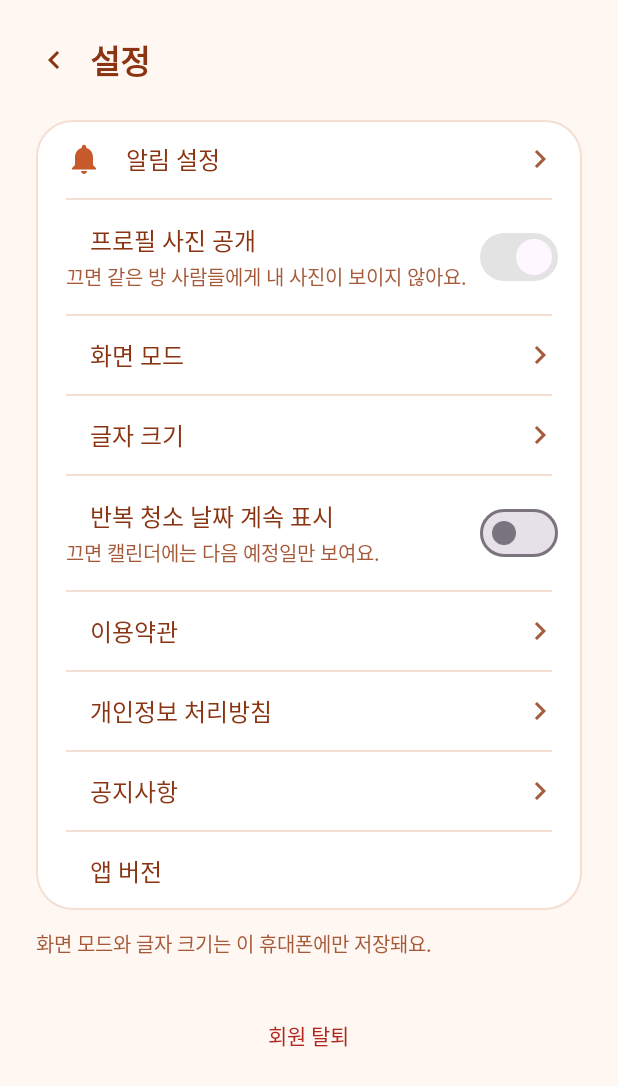
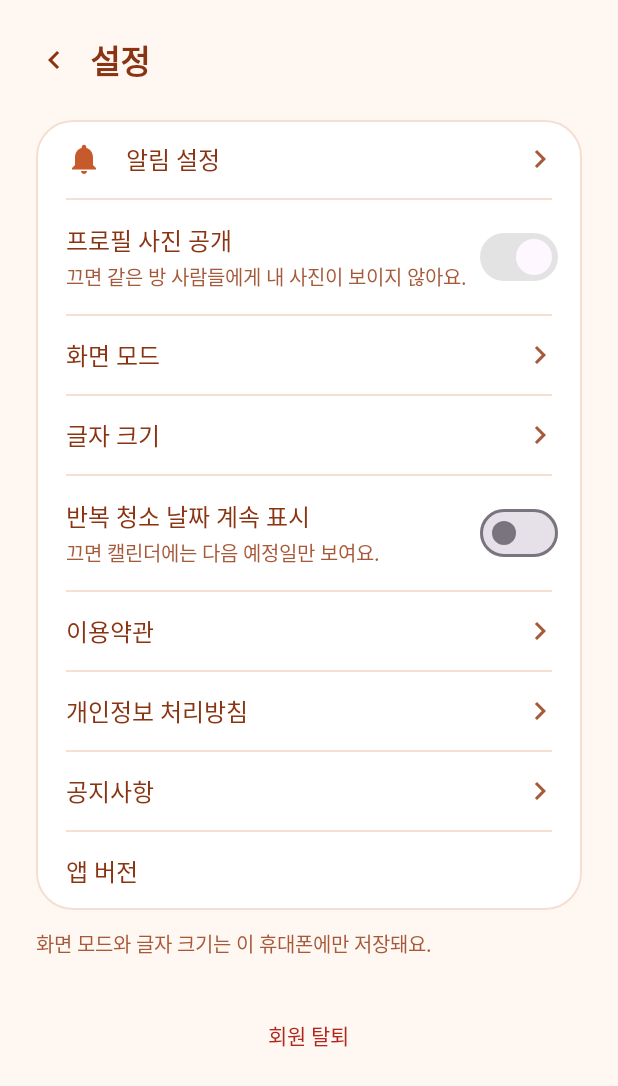
Before and after one commit to IHarry07/Android-Project, an Android app: the layout activity_settings.xml on its own in the app's theme, with its tools: preview values and no code run, on a phone screen of 412 x 824 dp. Shown: the top 1086 px of the screen. Run offline under Robolectric (Android 15) with nearby library versions, the phone set to English and light mode, and no system bars.

Commit message:
폰 화면 점검: 메뉴바 유지, 글자 크기 즉시 적용, 팝업·다크모드 색, 정렬, 검색 날짜 이동

```diff
--- a/android-app/app/src/main/java/com/example/android_project/model/SearchResult.kt
+++ b/android-app/app/src/main/java/com/example/android_project/model/SearchResult.kt
@@ -6,7 +6,9 @@ data class SearchResult(
     val id: Int,
     val title: String,
     val line1: String? = null,
-    val line2: String? = null
+    val line2: String? = null,
+    // 일정·청소의 날짜(YYYY-MM-DD). 누르면 캘린더를 이 날짜로 연다.
+    val date: String? = null
 ) {
     fun typeLabel(): String = when (type) {
         "FOOD" -> "음식"
--- a/android-app/app/src/main/java/com/example/android_project/ui/search/SearchFragment.kt
+++ b/android-app/app/src/main/java/com/example/android_project/ui/search/SearchFragment.kt
@@ -200,7 +200,7 @@ class SearchFragment : Fragment() {
                 )
             }
             "SUPPLY" -> main.openTab(MainTabsActivity.TAB_WAREHOUSE)
-            else -> main.openTab(MainTabsActivity.TAB_CALENDAR)
+            else -> main.openCalendarAt(r.date)
         }
     }
 }
--- a/android-app/app/src/main/res/layout/activity_notification_settings.xml
+++ b/android-app/app/src/main/res/layout/activity_notification_settings.xml
@@ -75,6 +75,7 @@
                             style="@style/Rm.MenuLabel"
                             android:layout_width="wrap_content"
                             android:layout_weight="0"
+                            android:layout_marginStart="0dp"
                             android:text="유통기한" />
 
                         <TextView
@@ -113,6 +114,7 @@
                             style="@style/Rm.MenuLabel"
                             android:layout_width="wrap_content"
                             android:layout_weight="0"
+                            android:layout_marginStart="0dp"
                             android:text="청소" />
 
                         <TextView
@@ -151,6 +153,7 @@
                             style="@style/Rm.MenuLabel"
                             android:layout_width="wrap_content"
                             android:layout_weight="0"
+                            android:layout_marginStart="0dp"
                             android:text="일정" />
 
                         <TextView
@@ -189,6 +192,7 @@
                             style="@style/Rm.MenuLabel"
                             android:layout_width="wrap_content"
                             android:layout_weight="0"
+                            android:layout_marginStart="0dp"
                             android:text="지출·정산" />
 
                         <TextView
--- a/android-app/app/src/main/res/layout/activity_settings.xml
+++ b/android-app/app/src/main/res/layout/activity_settings.xml
@@ -96,6 +96,7 @@
                             style="@style/Rm.MenuLabel"
                             android:layout_width="wrap_content"
                             android:layout_weight="0"
+                            android:layout_marginStart="0dp"
                             android:text="프로필 사진 공개" />
 
                         <TextView
@@ -127,6 +128,7 @@
 
                     <TextView
                         style="@style/Rm.MenuLabel"
+                        android:layout_marginStart="0dp"
                         android:text="화면 모드" />
 
                     <TextView
@@ -157,6 +159,7 @@
 
                     <TextView
                         style="@style/Rm.MenuLabel"
+                        android:layout_marginStart="0dp"
                         android:text="글자 크기" />
 
                     <TextView
@@ -196,6 +199,7 @@
                             style="@style/Rm.MenuLabel"
                             android:layout_width="wrap_content"
                             android:layout_weight="0"
+                            android:layout_marginStart="0dp"
                             android:text="반복 청소 날짜 계속 표시" />
 
                         <TextView
@@ -225,6 +229,7 @@
 
                     <TextView
                         style="@style/Rm.MenuLabel"
+                        android:layout_marginStart="0dp"
                         android:text="이용약관" />
 
                     <ImageView
@@ -247,6 +252,7 @@
 
                     <TextView
                         style="@style/Rm.MenuLabel"
+                        android:layout_marginStart="0dp"
                         android:text="개인정보 처리방침" />
 
                     <ImageView
@@ -268,6 +274,7 @@
 
                     <TextView
                         style="@style/Rm.MenuLabel"
+                        android:layout_marginStart="0dp"
                         android:text="공지사항" />
 
                     <ImageView
@@ -287,6 +294,7 @@
 
                     <TextView
                         style="@style/Rm.MenuLabel"
+                        android:layout_marginStart="0dp"
                         android:text="앱 버전" />
 
                     <TextView
--- a/android-app/app/src/main/res/layout/activity_withdraw.xml
+++ b/android-app/app/src/main/res/layout/activity_withdraw.xml
@@ -64,7 +64,7 @@
                     android:layout_width="match_parent"
                     android:layout_height="wrap_content"
                     android:lineSpacingMultiplier="1.3"
-                    android:text="• 계정이 비활성화되고 다시 로그인할 수 없어요.\n• 이름, 전화번호, 계좌, 생년월일 같은 개인정보와 프로필 사진은 삭제돼요.\n• 방에 속해 있다면 방에서 나가요. 내 개인 물품과 일정은 삭제되고, 내가 등록한 공용 물품은 방장에게 넘기거나 삭제해요.\n• 함께 쓰던 지출과 청소 기록은 방에 남지만, 내 이름 대신 '탈퇴한 회원'으로 표시돼요.\n• 받을 돈이나 보낼 돈이 남아 있으면 탈퇴할 수 없어요. 정산을 모두 끝내 주세요.\n• 방장이고 다른 구성원이 있다면 먼저 방장을 넘겨야 해요. 혼자라면 방이 삭제돼요.\n• 탈퇴는 되돌릴 수 없어요."
+                    android:text="• 계정이 비활성화되고 다시 로그인할 수 없어요.\n• 이름, 이메일, 전화번호, 계좌, 생년월일 같은 개인정보와 프로필 사진은 삭제돼요.\n• 방에 속해 있다면 방에서 나가요. 내 개인 물품과 일정은 삭제되고, 내가 등록한 공용 물품은 방장에게 넘기거나 삭제해요.\n• 함께 쓰던 지출과 청소 기록은 방에 남지만, 내 이름 대신 '탈퇴한 회원'으로 표시돼요.\n• 받을 돈이나 보낼 돈이 남아 있으면 탈퇴할 수 없어요. 정산을 모두 끝내 주세요.\n• 방장이고 다른 구성원이 있다면 먼저 방장을 넘겨야 해요. 혼자라면 방이 삭제돼요.\n• 탈퇴는 되돌릴 수 없어요."
                     android:textColor="@color/rm_title"
                     android:textSize="14sp" />
             </LinearLayout>
--- a/android-app/app/src/main/res/values-night/themes.xml
+++ b/android-app/app/src/main/res/values-night/themes.xml
@@ -1,6 +1,8 @@
 <resources xmlns:tools="http://schemas.android.com/tools">
     <style name="Base.Theme.Android_Project" parent="Theme.Material3.DayNight.NoActionBar">
         <item name="colorPrimary">@color/rm_primary</item>
+        <!-- 스위치 동그라미 등 주황 위에 올라가는 색 (기본값은 진한 보라) -->
+        <item name="colorOnPrimary">@color/white</item>
         <item name="android:windowBackground">@color/rm_bg</item>
         <item name="android:statusBarColor">@color/rm_bg</item>
         <item name="android:navigationBarColor">@color/rm_bg</item>
--- a/android-app/app/src/main/res/values/styles.xml
+++ b/android-app/app/src/main/res/values/styles.xml
@@ -72,7 +72,8 @@
         <item name="android:textAllCaps">false</item>
         <item name="strokeColor">@color/rm_border</item>
         <item name="strokeWidth">1.5dp</item>
-        <item name="backgroundTint">@color/white</item>
+        <!-- 밝은 모드는 흰색, 어두운 모드는 카드색 -->
+        <item name="backgroundTint">@color/rm_card</item>
         <item name="cornerRadius">28dp</item>
         <item name="android:insetTop">0dp</item>
         <item name="android:insetBottom">0dp</item>
@@ -200,6 +201,12 @@
     <style name="Rm.MaterialAlertDialog" parent="ThemeOverlay.Material3.MaterialAlertDialog">
         <item name="colorPrimary">@color/rm_primary</item>
         <item name="colorSurface">@color/rm_card</item>
+        <!-- Material3 팝업 배경은 colorSurfaceContainerHigh를 쓴다(기본값은 연보라). -->
+        <item name="colorSurfaceContainerHigh">@color/rm_card</item>
+        <item name="colorOnPrimary">@color/white</item>
+        <!-- 선택 목록(라디오 버튼) 색 -->
+        <item name="colorControlActivated">@color/rm_primary</item>
+        <item name="colorControlNormal">@color/rm_sub</item>
         <item name="colorOnSurface">@color/rm_title</item>
         <item name="colorOnSurfaceVariant">@color/rm_sub</item>
         <item name="shapeAppearance">@style/Rm.DialogShape</item>
--- a/android-app/app/src/main/res/values/themes.xml
+++ b/android-app/app/src/main/res/values/themes.xml
@@ -2,6 +2,8 @@
     <!-- 밝은 화면. 설정에서 어두운 모드를 고르면 values-night 의 색이 적용된다. -->
     <style name="Base.Theme.Android_Project" parent="Theme.Material3.DayNight.NoActionBar">
         <item name="colorPrimary">@color/rm_primary</item>
+        <!-- 스위치 동그라미 등 주황 위에 올라가는 색 -->
+        <item name="colorOnPrimary">@color/white</item>
         <item name="android:windowBackground">@color/rm_bg</item>
         <item name="android:statusBarColor">@color/rm_bg</item>
         <item name="android:navigationBarColor">@color/rm_bg</item>
```
Also changed, not shown: android-app/app/src/main/java/com/example/android_project/ui/BaseActivity.kt (+10 -1 lines), android-app/app/src/main/java/com/example/android_project/ui/calendar/CalendarFragment.kt (+15 -0 lines), android-app/app/src/main/java/com/example/android_project/ui/main/MainTabsActivity.kt (+24 -2 lines), 2 other files.
